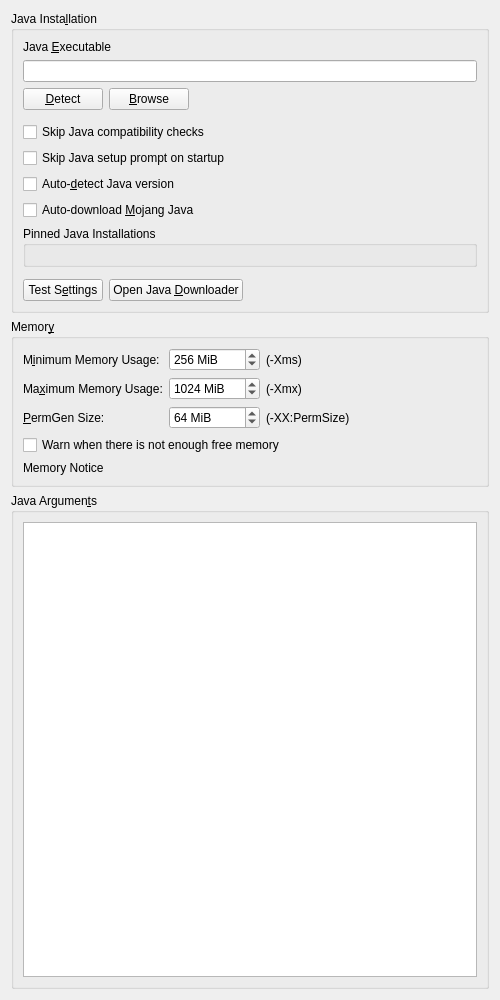
This is launcher/ui/widgets/JavaSettingsWidget.ui in baxura45/BETO as Qt 5 draws it before an edit. The edited form follows.
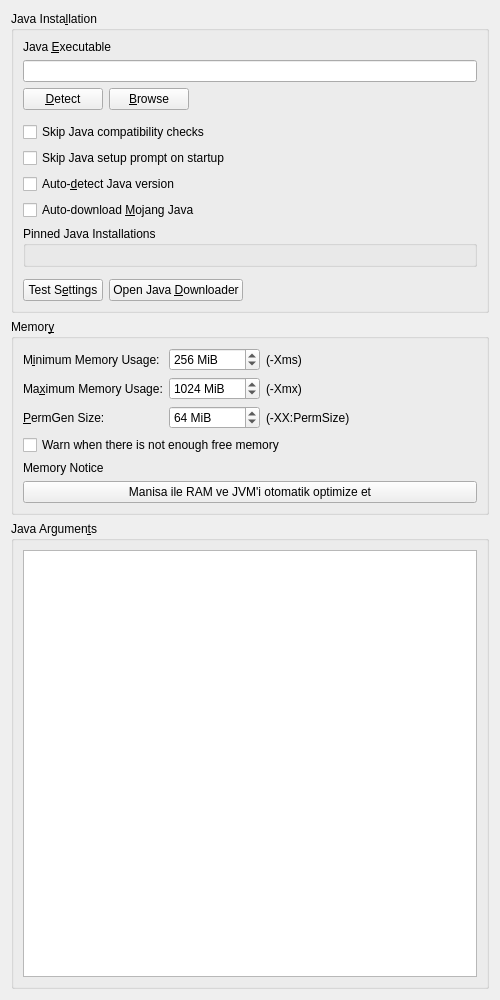
This is the edited form.

Commit message: Add Manisa branding and RAM optimizer

Patch:
```diff
--- a/launcher/ui/widgets/JavaSettingsWidget.ui
+++ b/launcher/ui/widgets/JavaSettingsWidget.ui
@@ -371,6 +371,16 @@
         </property>
        </widget>
       </item>
+      <item>
+       <widget class="QPushButton" name="manisaOptimizeButton">
+        <property name="text">
+         <string>Manisa ile RAM ve JVM'i otomatik optimize et</string>
+        </property>
+        <property name="toolTip">
+         <string>Bilgisayarın toplam RAM değerine göre güvenli Minecraft RAM ve JVM ayarlarını üretir.</string>
+        </property>
+       </widget>
+      </item>
      </layout>
     </widget>
    </item>
```
The commit also changes 4 other files.
